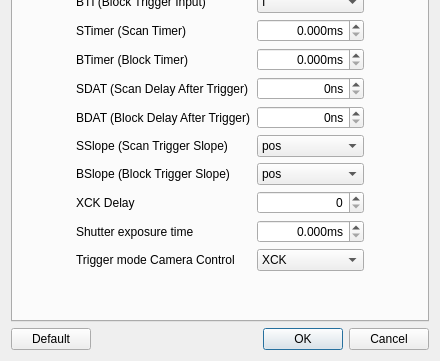
Above: lsc-gui/dialogsettings.ui from Entwicklungsburo-Stresing/EBST_CAM before the change; both pictures show x 0 to 440 and y 181 to 542 of the 440 by 542 pixel window. Below: the same form after it.
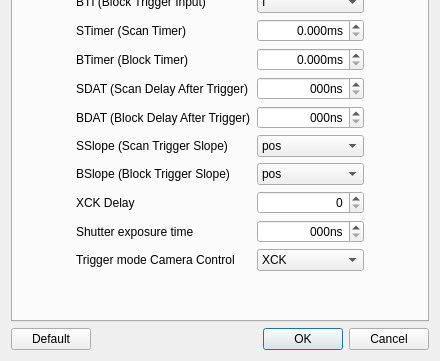
That is the form after the change.

What changed in the file:
```diff
--- a/lsc-gui/dialogsettings.ui
+++ b/lsc-gui/dialogsettings.ui
@@ -68,7 +68,7 @@
             <set>Qt::AlignRight|Qt::AlignTrailing|Qt::AlignVCenter</set>
            </property>
            <property name="suffix">
-            <string>ns</string>
+            <string>00ns</string>
            </property>
            <property name="maximum">
             <number>999999999</number>
@@ -276,7 +276,7 @@
             <set>Qt::AlignRight|Qt::AlignTrailing|Qt::AlignVCenter</set>
            </property>
            <property name="suffix">
-            <string>ns</string>
+            <string>00ns</string>
            </property>
            <property name="maximum">
             <number>999999999</number>
@@ -323,13 +323,16 @@
             <set>Qt::AlignRight|Qt::AlignTrailing|Qt::AlignVCenter</set>
            </property>
            <property name="suffix">
-            <string>ms</string>
+            <string>00ns</string>
            </property>
            <property name="decimals">
-            <number>3</number>
+            <number>0</number>
            </property>
            <property name="maximum">
-            <double>9999999.990000000223517</double>
+            <double>10000000.000000000000000</double>
+           </property>
+           <property name="singleStep">
+            <double>1.000000000000000</double>
            </property>
           </widget>
          </item>
```
Left out of the diff: 13 changed lines with no effect on the pictures.
